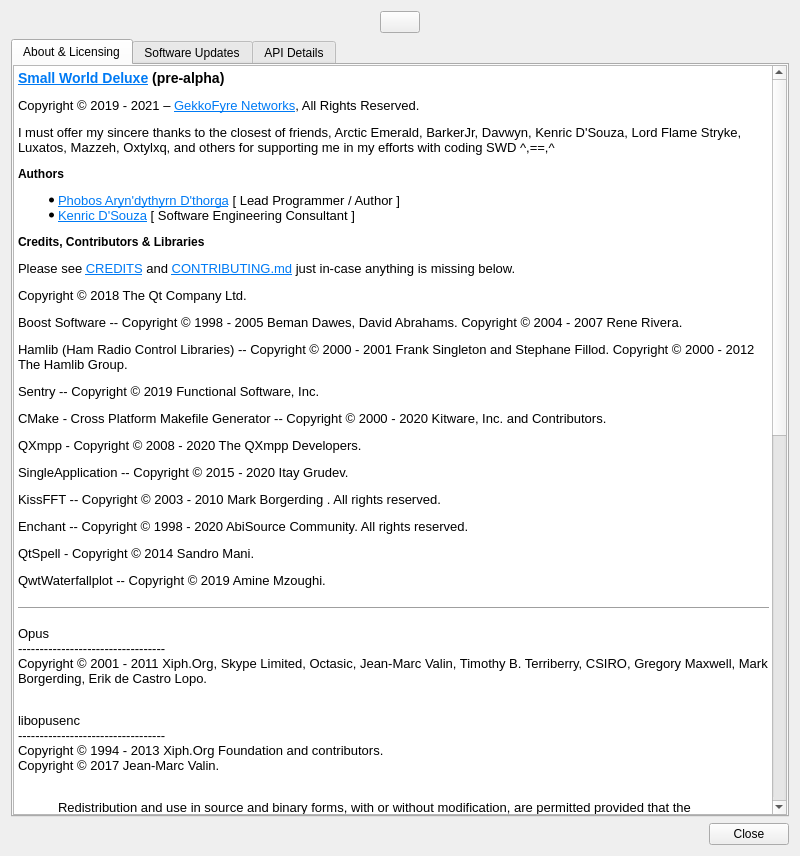
This is src/ui/aboutdialog.ui in GekkoFyre/small-world-deluxe as Qt 5 draws it before an edit. The edited form follows.
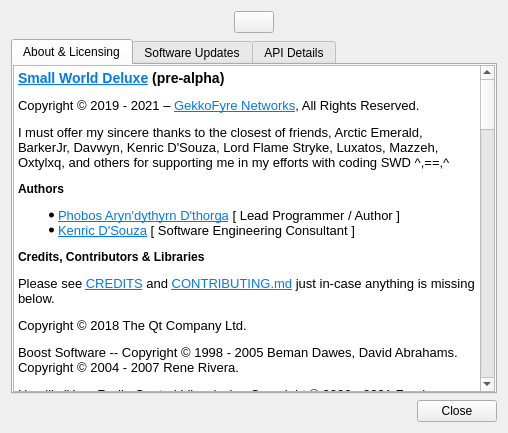
This is the edited form.

Commit message: * Something weird is going on with my Linux installation. GUI's appear normally and as they should under Microsoft Windows, but are all incorrect when switching to Linux. I guess this is something I have to keep in mind when editing a GUI form under Linux, or just strictly keep this activity for something under Microsoft Windows.

What changed in the file:
```diff
--- a/src/ui/aboutdialog.ui
+++ b/src/ui/aboutdialog.ui
@@ -6,8 +6,8 @@
    <rect>
     <x>0</x>
     <y>0</y>
-    <width>800</width>
-    <height>856</height>
+    <width>508</width>
+    <height>433</height>
    </rect>
   </property>
   <property name="sizePolicy">
@@ -165,57 +165,57 @@
                 <string>&lt;!DOCTYPE HTML PUBLIC &quot;-//W3C//DTD HTML 4.0//EN&quot; &quot;http://www.w3.org/TR/REC-html40/strict.dtd&quot;&gt;
 &lt;html&gt;&lt;head&gt;&lt;meta name=&quot;qrichtext&quot; content=&quot;1&quot; /&gt;&lt;title&gt;About&lt;/title&gt;&lt;style type=&quot;text/css&quot;&gt;
 p, li { white-space: pre-wrap; }
-&lt;/style&gt;&lt;/head&gt;&lt;body style=&quot; font-family:'Noto Sans'; font-size:10pt; font-weight:400; font-style:normal;&quot;&gt;
-&lt;h3 style=&quot; margin-top:14px; margin-bottom:12px; margin-left:0px; margin-right:0px; -qt-block-indent:0; text-indent:0px;&quot;&gt;&lt;a name=&quot;small-world-deluxe-pre-alpha&quot;&gt;&lt;/a&gt;&lt;a href=&quot;https://git.gekkofyre.io/amateur-radio/small-world-deluxe/&quot;&gt;&lt;span style=&quot; font-size:large; font-weight:600; text-decoration: underline; color:#007af4;&quot;&gt;S&lt;/span&gt;&lt;/a&gt;&lt;span style=&quot; font-size:large; font-weight:600; text-decoration: underline; color:#007af4;&quot;&gt;mall World Deluxe&lt;/span&gt;&lt;span style=&quot; font-size:large; font-weight:600;&quot;&gt; (pre-alpha)&lt;/span&gt;&lt;/h3&gt;
-&lt;p style=&quot; margin-top:12px; margin-bottom:12px; margin-left:0px; margin-right:0px; -qt-block-indent:0; text-indent:0px;&quot;&gt;Copyright © 2019 - 2021 – &lt;a href=&quot;https://gekkofyre.io/&quot;&gt;&lt;span style=&quot; text-decoration: underline; color:#007af4;&quot;&gt;GekkoFyre Networks&lt;/span&gt;&lt;/a&gt;, All Rights Reserved.&lt;/p&gt;
-&lt;p style=&quot; margin-top:12px; margin-bottom:12px; margin-left:0px; margin-right:0px; -qt-block-indent:0; text-indent:0px;&quot;&gt;I must offer my sincere thanks to the closest of friends, Arctic Emerald, BarkerJr, Davwyn, Kenric D'Souza, Lord Flame Stryke, Luxatos, Mazzeh, Oxtylxq, and others for supporting me in my efforts with coding SWD ^,==,^&lt;/p&gt;
-&lt;h4 style=&quot; margin-top:12px; margin-bottom:12px; margin-left:0px; margin-right:0px; -qt-block-indent:0; text-indent:0px;&quot;&gt;&lt;a name=&quot;authors&quot;&gt;&lt;/a&gt;&lt;span style=&quot; font-size:medium; font-weight:600;&quot;&gt;A&lt;/span&gt;&lt;span style=&quot; font-size:medium; font-weight:600;&quot;&gt;uthors&lt;/span&gt;&lt;/h4&gt;
-&lt;ul style=&quot;margin-top: 0px; margin-bottom: 0px; margin-left: 0px; margin-right: 0px; -qt-list-indent: 1;&quot;&gt;&lt;li style=&quot;&quot; style=&quot; margin-top:12px; margin-bottom:0px; margin-left:0px; margin-right:0px; -qt-block-indent:0; text-indent:0px;&quot;&gt;&lt;a href=&quot;https://code.gekkofyre.io/phobos-dthorga&quot;&gt;&lt;span style=&quot; text-decoration: underline; color:#007af4;&quot;&gt;Phobos Aryn'dythyrn D'thorga&lt;/span&gt;&lt;/a&gt; [ Lead Programmer / Author ]&lt;/li&gt;
-&lt;li style=&quot;&quot; style=&quot; margin-top:0px; margin-bottom:12px; margin-left:0px; margin-right:0px; -qt-block-indent:0; text-indent:0px;&quot;&gt;&lt;a href=&quot;https://code.gekkofyre.io/azurebyte&quot;&gt;&lt;span style=&quot; text-decoration: underline; color:#007af4;&quot;&gt;Kenric D'Souza&lt;/span&gt;&lt;/a&gt; [ Software Engineering Consultant ] &lt;/li&gt;&lt;/ul&gt;
-&lt;h4 style=&quot; margin-top:12px; margin-bottom:12px; margin-left:0px; margin-right:0px; -qt-block-indent:0; text-indent:0px;&quot;&gt;&lt;a name=&quot;credits-contributors--libraries&quot;&gt;&lt;/a&gt;&lt;span style=&quot; font-size:medium; font-weight:600;&quot;&gt;C&lt;/span&gt;&lt;span style=&quot; font-size:medium; font-weight:600;&quot;&gt;redits, Contributors &amp;amp; Libraries&lt;/span&gt;&lt;/h4&gt;
-&lt;p style=&quot; margin-top:12px; margin-bottom:12px; margin-left:0px; margin-right:0px; -qt-block-indent:0; text-indent:0px;&quot;&gt;Please see &lt;a href=&quot;https://code.gekkofyre.io/amateur-radio/small-world-deluxe/-/blob/develop/CREDITS&quot;&gt;&lt;span style=&quot; text-decoration: underline; color:#007af4;&quot;&gt;CREDITS&lt;/span&gt;&lt;/a&gt; and &lt;a href=&quot;https://code.gekkofyre.io/amateur-radio/small-world-deluxe/-/blob/develop/CONTRIBUTING.md&quot;&gt;&lt;span style=&quot; text-decoration: underline; color:#007af4;&quot;&gt;CONTRIBUTING.md&lt;/span&gt;&lt;/a&gt; just in-case anything is missing below.&lt;/p&gt;
-&lt;p style=&quot; margin-top:12px; margin-bottom:12px; margin-left:0px; margin-right:0px; -qt-block-indent:0; text-indent:0px;&quot;&gt;&lt;span style=&quot; font-family:'Hack';&quot;&gt;Copyright © 2018 The Qt Company Ltd.&lt;/span&gt;&lt;/p&gt;
-&lt;p style=&quot; margin-top:12px; margin-bottom:12px; margin-left:0px; margin-right:0px; -qt-block-indent:0; text-indent:0px;&quot;&gt;&lt;span style=&quot; font-family:'Hack';&quot;&gt;Boost Software -- Copyright © 1998 - 2005 Beman Dawes, David Abrahams. Copyright © 2004 - 2007 Rene Rivera.&lt;/span&gt;&lt;/p&gt;
-&lt;p style=&quot; margin-top:12px; margin-bottom:12px; margin-left:0px; margin-right:0px; -qt-block-indent:0; text-indent:0px;&quot;&gt;&lt;span style=&quot; font-family:'Hack';&quot;&gt;Hamlib (Ham Radio Control Libraries) -- Copyright © 2000 - 2001 Frank Singleton and Stephane Fillod. Copyright © 2000 - 2012 The Hamlib Group.&lt;/span&gt;&lt;/p&gt;
-&lt;p style=&quot; margin-top:12px; margin-bottom:12px; margin-left:0px; margin-right:0px; -qt-block-indent:0; text-indent:0px;&quot;&gt;&lt;span style=&quot; font-family:'Hack';&quot;&gt;Sentry -- Copyright © 2019 Functional Software, Inc.&lt;/span&gt;&lt;/p&gt;
-&lt;p style=&quot; margin-top:12px; margin-bottom:12px; margin-left:0px; margin-right:0px; -qt-block-indent:0; text-indent:0px;&quot;&gt;&lt;span style=&quot; font-family:'Hack';&quot;&gt;CMake - Cross Platform Makefile Generator -- Copyright © 2000 - 2020 Kitware, Inc. and Contributors.&lt;/span&gt;&lt;/p&gt;
-&lt;p style=&quot; margin-top:12px; margin-bottom:12px; margin-left:0px; margin-right:0px; -qt-block-indent:0; text-indent:0px;&quot;&gt;&lt;span style=&quot; font-family:'Hack';&quot;&gt;QXmpp - Copyright © 2008 - 2020 The QXmpp Developers.&lt;/span&gt;&lt;/p&gt;
-&lt;p style=&quot; margin-top:12px; margin-bottom:12px; margin-left:0px; margin-right:0px; -qt-block-indent:0; text-indent:0px;&quot;&gt;&lt;span style=&quot; font-family:'Hack';&quot;&gt;SingleApplication -- Copyright © 2015 - 2020 Itay Grudev.&lt;/span&gt;&lt;/p&gt;
-&lt;p style=&quot; margin-top:12px; margin-bottom:12px; margin-left:0px; margin-right:0px; -qt-block-indent:0; text-indent:0px;&quot;&gt;&lt;span style=&quot; font-family:'Hack';&quot;&gt;KissFFT -- Copyright © 2003 - 2010 Mark Borgerding . All rights reserved.&lt;/span&gt;&lt;/p&gt;
-&lt;p style=&quot; margin-top:12px; margin-bottom:12px; margin-left:0px; margin-right:0px; -qt-block-indent:0; text-indent:0px;&quot;&gt;&lt;span style=&quot; font-family:'Hack';&quot;&gt;Enchant -- Copyright © 1998 - 2020 AbiSource Community. All rights reserved.&lt;/span&gt;&lt;/p&gt;
-&lt;p style=&quot; margin-top:12px; margin-bottom:12px; margin-left:0px; margin-right:0px; -qt-block-indent:0; text-indent:0px;&quot;&gt;&lt;span style=&quot; font-family:'Hack';&quot;&gt;QtSpell - Copyright © 2014 Sandro Mani.&lt;/span&gt;&lt;/p&gt;
-&lt;p style=&quot; margin-top:12px; margin-bottom:12px; margin-left:0px; margin-right:0px; -qt-block-indent:0; text-indent:0px;&quot;&gt;&lt;span style=&quot; font-family:'Hack';&quot;&gt;QwtWaterfallplot -- Copyright © 2019 Amine Mzoughi.&lt;/span&gt;&lt;/p&gt;
+&lt;/style&gt;&lt;/head&gt;&lt;body style=&quot; font-family:'MS Shell Dlg 2'; font-size:7.875pt; font-weight:400; font-style:normal;&quot;&gt;
+&lt;h3 style=&quot; margin-top:14px; margin-bottom:12px; margin-left:0px; margin-right:0px; -qt-block-indent:0; text-indent:0px;&quot;&gt;&lt;a name=&quot;small-world-deluxe-pre-alpha&quot;&gt;&lt;/a&gt;&lt;a href=&quot;https://git.gekkofyre.io/amateur-radio/small-world-deluxe/&quot;&gt;&lt;span style=&quot; font-family:'Noto Sans'; font-size:10pt; font-weight:600; text-decoration: underline; color:#007af4;&quot;&gt;S&lt;/span&gt;&lt;/a&gt;&lt;span style=&quot; font-family:'Noto Sans'; font-size:10pt; font-weight:600; text-decoration: underline; color:#007af4;&quot;&gt;mall World Deluxe&lt;/span&gt;&lt;span style=&quot; font-family:'Noto Sans'; font-size:10pt; font-weight:600;&quot;&gt; (pre-alpha)&lt;/span&gt;&lt;/h3&gt;
+&lt;p style=&quot; margin-top:12px; margin-bottom:12px; margin-left:0px; margin-right:0px; -qt-block-indent:0; text-indent:0px;&quot;&gt;&lt;span style=&quot; font-family:'Noto Sans'; font-size:10pt;&quot;&gt;Copyright © 2019 - 2021 – &lt;/span&gt;&lt;a href=&quot;https://gekkofyre.io/&quot;&gt;&lt;span style=&quot; font-family:'Noto Sans'; font-size:10pt; text-decoration: underline; color:#007af4;&quot;&gt;GekkoFyre Networks&lt;/span&gt;&lt;/a&gt;&lt;span style=&quot; font-family:'Noto Sans'; font-size:10pt;&quot;&gt;, All Rights Reserved.&lt;/span&gt;&lt;/p&gt;
+&lt;p style=&quot; margin-top:12px; margin-bottom:12px; margin-left:0px; margin-right:0px; -qt-block-indent:0; text-indent:0px;&quot;&gt;&lt;span style=&quot; font-family:'Noto Sans'; font-size:10pt;&quot;&gt;I must offer my sincere thanks to the closest of friends, Arctic Emerald, BarkerJr, Davwyn, Kenric D'Souza, Lord Flame Stryke, Luxatos, Mazzeh, Oxtylxq, and others for supporting me in my efforts with coding SWD ^,==,^&lt;/span&gt;&lt;/p&gt;
+&lt;h4 style=&quot; margin-top:12px; margin-bottom:12px; margin-left:0px; margin-right:0px; -qt-block-indent:0; text-indent:0px;&quot;&gt;&lt;a name=&quot;authors&quot;&gt;&lt;/a&gt;&lt;span style=&quot; font-family:'Noto Sans'; font-size:10pt; font-weight:600;&quot;&gt;A&lt;/span&gt;&lt;span style=&quot; font-family:'Noto Sans'; font-size:10pt; font-weight:600;&quot;&gt;uthors&lt;/span&gt;&lt;/h4&gt;
+&lt;ul style=&quot;margin-top: 0px; margin-bottom: 0px; margin-left: 0px; margin-right: 0px; -qt-list-indent: 1;&quot;&gt;&lt;li style=&quot; font-family:'Noto Sans'; font-size:10pt;&quot; style=&quot; margin-top:12px; margin-bottom:0px; margin-left:0px; margin-right:0px; -qt-block-indent:0; text-indent:0px;&quot;&gt;&lt;a href=&quot;https://code.gekkofyre.io/phobos-dthorga&quot;&gt;&lt;span style=&quot; text-decoration: underline; color:#007af4;&quot;&gt;Phobos Aryn'dythyrn D'thorga&lt;/span&gt;&lt;/a&gt; [ Lead Programmer / Author ]&lt;/li&gt;
+&lt;li style=&quot; font-family:'Noto Sans'; font-size:10pt;&quot; style=&quot; margin-top:0px; margin-bottom:12px; margin-left:0px; margin-right:0px; -qt-block-indent:0; text-indent:0px;&quot;&gt;&lt;a href=&quot;https://code.gekkofyre.io/azurebyte&quot;&gt;&lt;span style=&quot; text-decoration: underline; color:#007af4;&quot;&gt;Kenric D'Souza&lt;/span&gt;&lt;/a&gt; [ Software Engineering Consultant ] &lt;/li&gt;&lt;/ul&gt;
+&lt;h4 style=&quot; margin-top:12px; margin-bottom:12px; margin-left:0px; margin-right:0px; -qt-block-indent:0; text-indent:0px;&quot;&gt;&lt;a name=&quot;credits-contributors--libraries&quot;&gt;&lt;/a&gt;&lt;span style=&quot; font-family:'Noto Sans'; font-size:10pt; font-weight:600;&quot;&gt;C&lt;/span&gt;&lt;span style=&quot; font-family:'Noto Sans'; font-size:10pt; font-weight:600;&quot;&gt;redits, Contributors &amp;amp; Libraries&lt;/span&gt;&lt;/h4&gt;
+&lt;p style=&quot; margin-top:12px; margin-bottom:12px; margin-left:0px; margin-right:0px; -qt-block-indent:0; text-indent:0px;&quot;&gt;&lt;span style=&quot; font-family:'Noto Sans'; font-size:10pt;&quot;&gt;Please see &lt;/span&gt;&lt;a href=&quot;https://code.gekkofyre.io/amateur-radio/small-world-deluxe/-/blob/develop/CREDITS&quot;&gt;&lt;span style=&quot; font-family:'Noto Sans'; font-size:10pt; text-decoration: underline; color:#007af4;&quot;&gt;CREDITS&lt;/span&gt;&lt;/a&gt;&lt;span style=&quot; font-family:'Noto Sans'; font-size:10pt;&quot;&gt; and &lt;/span&gt;&lt;a href=&quot;https://code.gekkofyre.io/amateur-radio/small-world-deluxe/-/blob/develop/CONTRIBUTING.md&quot;&gt;&lt;span style=&quot; font-family:'Noto Sans'; font-size:10pt; text-decoration: underline; color:#007af4;&quot;&gt;CONTRIBUTING.md&lt;/span&gt;&lt;/a&gt;&lt;span style=&quot; font-family:'Noto Sans'; font-size:10pt;&quot;&gt; just in-case anything is missing below.&lt;/span&gt;&lt;/p&gt;
+&lt;p style=&quot; margin-top:12px; margin-bottom:12px; margin-left:0px; margin-right:0px; -qt-block-indent:0; text-indent:0px;&quot;&gt;&lt;span style=&quot; font-family:'Hack'; font-size:10pt;&quot;&gt;Copyright © 2018 The Qt Company Ltd.&lt;/span&gt;&lt;/p&gt;
+&lt;p style=&quot; margin-top:12px; margin-bottom:12px; margin-left:0px; margin-right:0px; -qt-block-indent:0; text-indent:0px;&quot;&gt;&lt;span style=&quot; font-family:'Hack'; font-size:10pt;&quot;&gt;Boost Software -- Copyright © 1998 - 2005 Beman Dawes, David Abrahams. Copyright © 2004 - 2007 Rene Rivera.&lt;/span&gt;&lt;/p&gt;
+&lt;p style=&quot; margin-top:12px; margin-bottom:12px; margin-left:0px; margin-right:0px; -qt-block-indent:0; text-indent:0px;&quot;&gt;&lt;span style=&quot; font-family:'Hack'; font-size:10pt;&quot;&gt;Hamlib (Ham Radio Control Libraries) -- Copyright © 2000 - 2001 Frank Singleton and Stephane Fillod. Copyright © 2000 - 2012 The Hamlib Group.&lt;/span&gt;&lt;/p&gt;
+&lt;p style=&quot; margin-top:12px; margin-bottom:12px; margin-left:0px; margin-right:0px; -qt-block-indent:0; text-indent:0px;&quot;&gt;&lt;span style=&quot; font-family:'Hack'; font-size:10pt;&quot;&gt;Sentry -- Copyright © 2019 Functional Software, Inc.&lt;/span&gt;&lt;/p&gt;
+&lt;p style=&quot; margin-top:12px; margin-bottom:12px; margin-left:0px; margin-right:0px; -qt-block-indent:0; text-indent:0px;&quot;&gt;&lt;span style=&quot; font-family:'Hack'; font-size:10pt;&quot;&gt;CMake - Cross Platform Makefile Generator -- Copyright © 2000 - 2020 Kitware, Inc. and Contributors.&lt;/span&gt;&lt;/p&gt;
+&lt;p style=&quot; margin-top:12px; margin-bottom:12px; margin-left:0px; margin-right:0px; -qt-block-indent:0; text-indent:0px;&quot;&gt;&lt;span style=&quot; font-family:'Hack'; font-size:10pt;&quot;&gt;QXmpp - Copyright © 2008 - 2020 The QXmpp Developers.&lt;/span&gt;&lt;/p&gt;
+&lt;p style=&quot; margin-top:12px; margin-bottom:12px; margin-left:0px; margin-right:0px; -qt-block-indent:0; text-indent:0px;&quot;&gt;&lt;span style=&quot; font-family:'Hack'; font-size:10pt;&quot;&gt;SingleApplication -- Copyright © 2015 - 2020 Itay Grudev.&lt;/span&gt;&lt;/p&gt;
+&lt;p style=&quot; margin-top:12px; margin-bottom:12px; margin-left:0px; margin-right:0px; -qt-block-indent:0; text-indent:0px;&quot;&gt;&lt;span style=&quot; font-family:'Hack'; font-size:10pt;&quot;&gt;KissFFT -- Copyright © 2003 - 2010 Mark Borgerding . All rights reserved.&lt;/span&gt;&lt;/p&gt;
+&lt;p style=&quot; margin-top:12px; margin-bottom:12px; margin-left:0px; margin-right:0px; -qt-block-indent:0; text-indent:0px;&quot;&gt;&lt;span style=&quot; font-family:'Hack'; font-size:10pt;&quot;&gt;Enchant -- Copyright © 1998 - 2020 AbiSource Community. All rights reserved.&lt;/span&gt;&lt;/p&gt;
+&lt;p style=&quot; margin-top:12px; margin-bottom:12px; margin-left:0px; margin-right:0px; -qt-block-indent:0; text-indent:0px;&quot;&gt;&lt;span style=&quot; font-family:'Hack'; font-size:10pt;&quot;&gt;QtSpell - Copyright © 2014 Sandro Mani.&lt;/span&gt;&lt;/p&gt;
+&lt;p style=&quot; margin-top:12px; margin-bottom:12px; margin-left:0px; margin-right:0px; -qt-block-indent:0; text-indent:0px;&quot;&gt;&lt;span style=&quot; font-family:'Hack'; font-size:10pt;&quot;&gt;QwtWaterfallplot -- Copyright © 2019 Amine Mzoughi.&lt;/span&gt;&lt;/p&gt;
 &lt;hr /&gt;
-&lt;p style=&quot; margin-top:12px; margin-bottom:0px; margin-left:0px; margin-right:0px; -qt-block-indent:0; text-indent:0px;&quot;&gt;&lt;span style=&quot; font-family:'Hack';&quot;&gt;Opus&lt;/span&gt;&lt;/p&gt;
-&lt;p style=&quot; margin-top:0px; margin-bottom:0px; margin-left:0px; margin-right:0px; -qt-block-indent:0; text-indent:0px;&quot;&gt;&lt;span style=&quot; font-family:'Hack';&quot;&gt;----------------------------------&lt;/span&gt;&lt;/p&gt;
-&lt;p style=&quot; margin-top:0px; margin-bottom:0px; margin-left:0px; margin-right:0px; -qt-block-indent:0; text-indent:0px;&quot;&gt;&lt;span style=&quot; font-family:'Hack';&quot;&gt;Copyright © 2001 - 2011 Xiph.Org, Skype Limited, Octasic, Jean-Marc Valin, Timothy B. Terriberry, CSIRO, Gregory Maxwell, Mark Borgerding, Erik de Castro Lopo.&lt;/span&gt;&lt;/p&gt;
-&lt;p style=&quot;-qt-paragraph-type:empty; margin-top:0px; margin-bottom:12px; margin-left:0px; margin-right:0px; -qt-block-indent:0; text-indent:0px; font-family:'Hack';&quot;&gt;&lt;br /&gt;&lt;/p&gt;
-&lt;p style=&quot; margin-top:12px; margin-bottom:0px; margin-left:0px; margin-right:0px; -qt-block-indent:0; text-indent:0px;&quot;&gt;&lt;span style=&quot; font-family:'Hack';&quot;&gt;libopusenc&lt;/span&gt;&lt;/p&gt;
-&lt;p style=&quot; margin-top:0px; margin-bottom:0px; margin-left:0px; margin-right:0px; -qt-block-indent:0; text-indent:0px;&quot;&gt;&lt;span style=&quot; font-family:'Hack';&quot;&gt;----------------------------------&lt;/span&gt;&lt;/p&gt;
-&lt;p style=&quot; margin-top:0px; margin-bottom:0px; margin-left:0px; margin-right:0px; -qt-block-indent:0; text-indent:0px;&quot;&gt;&lt;span style=&quot; font-family:'Hack';&quot;&gt;Copyright © 1994 - 2013 Xiph.Org Foundation and contributors.&lt;/span&gt;&lt;/p&gt;
-&lt;p style=&quot; margin-top:0px; margin-bottom:0px; margin-left:0px; margin-right:0px; -qt-block-indent:0; text-indent:0px;&quot;&gt;&lt;span style=&quot; font-family:'Hack';&quot;&gt;Copyright © 2017 Jean-Marc Valin.&lt;/span&gt;&lt;/p&gt;
-&lt;p style=&quot;-qt-paragraph-type:empty; margin-top:0px; margin-bottom:12px; margin-left:0px; margin-right:0px; -qt-block-indent:0; text-indent:0px; font-family:'Hack';&quot;&gt;&lt;br /&gt;&lt;/p&gt;
-&lt;p style=&quot; margin-top:12px; margin-bottom:12px; margin-left:40px; margin-right:40px; -qt-block-indent:0; text-indent:0px;&quot;&gt;Redistribution and use in source and binary forms, with or without modification, are permitted provided that the following conditions are met:&lt;/p&gt;
-&lt;ul style=&quot;margin-top: 0px; margin-bottom: 0px; margin-left: 0px; margin-right: 0px; -qt-list-indent: 1;&quot;&gt;&lt;li style=&quot;&quot; style=&quot; margin-top:12px; margin-bottom:0px; margin-left:40px; margin-right:40px; -qt-block-indent:0; text-indent:0px;&quot;&gt;Redistributions of source code must retain the above copyright notice, this list of conditions and the following disclaimer.&lt;/li&gt;
-&lt;li style=&quot;&quot; style=&quot; margin-top:0px; margin-bottom:0px; margin-left:40px; margin-right:40px; -qt-block-indent:0; text-indent:0px;&quot;&gt;Redistributions in binary form must reproduce the above copyright notice, this list of conditions and the following disclaimer in the documentation and/or other materials provided with the distribution.&lt;/li&gt;
-&lt;li style=&quot;&quot; style=&quot; margin-top:0px; margin-bottom:12px; margin-left:40px; margin-right:40px; -qt-block-indent:0; text-indent:0px;&quot;&gt;Neither the name of Internet Society, IETF or IETF Trust, nor the names of specific contributors, may be used to endorse or promote products derived from this software without specific prior written permission. &lt;/li&gt;&lt;/ul&gt;
-&lt;p style=&quot; margin-top:12px; margin-bottom:12px; margin-left:40px; margin-right:40px; -qt-block-indent:0; text-indent:0px;&quot;&gt;&lt;span style=&quot; font-family:'Hack';&quot;&gt;THIS SOFTWARE IS PROVIDED BY THE COPYRIGHT HOLDERS AND CONTRIBUTORS ``AS IS'' AND ANY EXPRESS OR IMPLIED WARRANTIES, INCLUDING, BUT NOT LIMITED TO, THE IMPLIED WARRANTIES OF MERCHANTABILITY AND FITNESS FOR A PARTICULAR PURPOSE ARE DISCLAIMED. IN NO EVENT SHALL THE COPYRIGHT OWNER OR CONTRIBUTORS BE LIABLE FOR ANY DIRECT, INDIRECT, INCIDENTAL, SPECIAL, EXEMPLARY, OR CONSEQUENTIAL DAMAGES (INCLUDING, BUT NOT LIMITED TO, PROCUREMENT OF SUBSTITUTE GOODS OR SERVICES; LOSS OF USE, DATA, OR PROFITS; OR BUSINESS INTERRUPTION) HOWEVER CAUSED AND ON ANY THEORY OF LIABILITY, WHETHER IN CONTRACT, STRICT LIABILITY, OR TORT (INCLUDING NEGLIGENCE OR OTHERWISE) ARISING IN ANY WAY OUT OF THE USE OF THIS SOFTWARE, EVEN IF ADVISED OF THE POSSIBILITY OF SUCH DAMAGE.&lt;/span&gt;&lt;/p&gt;
-&lt;p style=&quot; margin-top:12px; margin-bottom:12px; margin-left:40px; margin-right:40px; -qt-block-indent:0; text-indent:0px;&quot;&gt;Opus is subject to the royalty-free patent licenses which are specified at:&lt;/p&gt;
-&lt;p style=&quot; margin-top:12px; margin-bottom:12px; margin-left:40px; margin-right:40px; -qt-block-indent:0; text-indent:0px;&quot;&gt;Xiph.Org Foundation: &lt;a href=&quot;https://datatracker.ietf.org/ipr/1524/&quot;&gt;&lt;span style=&quot; text-decoration: underline; color:#007af4;&quot;&gt;https://datatracker.ietf.org/ipr/1524/&lt;/span&gt;&lt;/a&gt;&lt;/p&gt;
-&lt;p style=&quot; margin-top:12px; margin-bottom:12px; margin-left:40px; margin-right:40px; -qt-block-indent:0; text-indent:0px;&quot;&gt;Microsoft Corporation: &lt;a href=&quot;https://datatracker.ietf.org/ipr/1914/&quot;&gt;&lt;span style=&quot; text-decoration: underline; color:#007af4;&quot;&gt;https://datatracker.ietf.org/ipr/1914/&lt;/span&gt;&lt;/a&gt;&lt;/p&gt;
-&lt;p style=&quot; margin-top:12px; margin-bottom:12px; margin-left:40px; margin-right:40px; -qt-block-indent:0; text-indent:0px;&quot;&gt;Broadcom Corporation: &lt;a href=&quot;https://datatracker.ietf.org/ipr/1526/&quot;&gt;&lt;span style=&quot; text-decoration: underline; color:#007af4;&quot;&gt;https://datatracker.ietf.org/ipr/1526/&lt;/span&gt;&lt;/a&gt;&lt;/p&gt;
+&lt;p style=&quot; margin-top:12px; margin-bottom:0px; margin-left:0px; margin-right:0px; -qt-block-indent:0; text-indent:0px;&quot;&gt;&lt;span style=&quot; font-family:'Hack'; font-size:10pt;&quot;&gt;Opus&lt;/span&gt;&lt;/p&gt;
+&lt;p style=&quot; margin-top:0px; margin-bottom:0px; margin-left:0px; margin-right:0px; -qt-block-indent:0; text-indent:0px;&quot;&gt;&lt;span style=&quot; font-family:'Hack'; font-size:10pt;&quot;&gt;----------------------------------&lt;/span&gt;&lt;/p&gt;
+&lt;p style=&quot; margin-top:0px; margin-bottom:0px; margin-left:0px; margin-right:0px; -qt-block-indent:0; text-indent:0px;&quot;&gt;&lt;span style=&quot; font-family:'Hack'; font-size:10pt;&quot;&gt;Copyright © 2001 - 2011 Xiph.Org, Skype Limited, Octasic, Jean-Marc Valin, Timothy B. Terriberry, CSIRO, Gregory Maxwell, Mark Borgerding, Erik de Castro Lopo.&lt;/span&gt;&lt;/p&gt;
+&lt;p style=&quot;-qt-paragraph-type:empty; margin-top:0px; margin-bottom:12px; margin-left:0px; margin-right:0px; -qt-block-indent:0; text-indent:0px; font-family:'Hack'; font-size:10pt;&quot;&gt;&lt;br /&gt;&lt;/p&gt;
+&lt;p style=&quot; margin-top:12px; margin-bottom:0px; margin-left:0px; margin-right:0px; -qt-block-indent:0; text-indent:0px;&quot;&gt;&lt;span style=&quot; font-family:'Hack'; font-size:10pt;&quot;&gt;libopusenc&lt;/span&gt;&lt;/p&gt;
+&lt;p style=&quot; margin-top:0px; margin-bottom:0px; margin-left:0px; margin-right:0px; -qt-block-indent:0; text-indent:0px;&quot;&gt;&lt;span style=&quot; font-family:'Hack'; font-size:10pt;&quot;&gt;----------------------------------&lt;/span&gt;&lt;/p&gt;
+&lt;p style=&quot; margin-top:0px; margin-bottom:0px; margin-left:0px; margin-right:0px; -qt-block-indent:0; text-indent:0px;&quot;&gt;&lt;span style=&quot; font-family:'Hack'; font-size:10pt;&quot;&gt;Copyright © 1994 - 2013 Xiph.Org Foundation and contributors.&lt;/span&gt;&lt;/p&gt;
+&lt;p style=&quot; margin-top:0px; margin-bottom:0px; margin-left:0px; margin-right:0px; -qt-block-indent:0; text-indent:0px;&quot;&gt;&lt;span style=&quot; font-family:'Hack'; font-size:10pt;&quot;&gt;Copyright © 2017 Jean-Marc Valin.&lt;/span&gt;&lt;/p&gt;
+&lt;p style=&quot;-qt-paragraph-type:empty; margin-top:0px; margin-bottom:12px; margin-left:0px; margin-right:0px; -qt-block-indent:0; text-indent:0px; font-family:'Hack'; font-size:10pt;&quot;&gt;&lt;br /&gt;&lt;/p&gt;
+&lt;p style=&quot; margin-top:12px; margin-bottom:12px; margin-left:40px; margin-right:40px; -qt-block-indent:0; text-indent:0px;&quot;&gt;&lt;span style=&quot; font-family:'Noto Sans'; font-size:10pt;&quot;&gt;Redistribution and use in source and binary forms, with or without modification, are permitted provided that the following conditions are met:&lt;/span&gt;&lt;/p&gt;
+&lt;ul style=&quot;margin-top: 0px; margin-bottom: 0px; margin-left: 0px; margin-right: 0px; -qt-list-indent: 1;&quot;&gt;&lt;li style=&quot; font-family:'Noto Sans'; font-size:10pt;&quot; style=&quot; margin-top:12px; margin-bottom:0px; margin-left:40px; margin-right:40px; -qt-block-indent:0; text-indent:0px;&quot;&gt;Redistributions of source code must retain the above copyright notice, this list of conditions and the following disclaimer.&lt;/li&gt;
+&lt;li style=&quot; font-family:'Noto Sans'; font-size:10pt;&quot; style=&quot; margin-top:0px; margin-bottom:0px; margin-left:40px; margin-right:40px; -qt-block-indent:0; text-indent:0px;&quot;&gt;Redistributions in binary form must reproduce the above copyright notice, this list of conditions and the following disclaimer in the documentation and/or other materials provided with the distribution.&lt;/li&gt;
+&lt;li style=&quot; font-family:'Noto Sans'; font-size:10pt;&quot; style=&quot; margin-top:0px; margin-bottom:12px; margin-left:40px; margin-right:40px; -qt-block-indent:0; text-indent:0px;&quot;&gt;Neither the name of Internet Society, IETF or IETF Trust, nor the names of specific contributors, may be used to endorse or promote products derived from this software without specific prior written permission. &lt;/li&gt;&lt;/ul&gt;
+&lt;p style=&quot; margin-top:12px; margin-bottom:12px; margin-left:40px; margin-right:40px; -qt-block-indent:0; text-indent:0px;&quot;&gt;&lt;span style=&quot; font-family:'Hack'; font-size:10pt;&quot;&gt;THIS SOFTWARE IS PROVIDED BY THE COPYRIGHT HOLDERS AND CONTRIBUTORS ``AS IS'' AND ANY EXPRESS OR IMPLIED WARRANTIES, INCLUDING, BUT NOT LIMITED TO, THE IMPLIED WARRANTIES OF MERCHANTABILITY AND FITNESS FOR A PARTICULAR PURPOSE ARE DISCLAIMED. IN NO EVENT SHALL THE COPYRIGHT OWNER OR CONTRIBUTORS BE LIABLE FOR ANY DIRECT, INDIRECT, INCIDENTAL, SPECIAL, EXEMPLARY, OR CONSEQUENTIAL DAMAGES (INCLUDING, BUT NOT LIMITED TO, PROCUREMENT OF SUBSTITUTE GOODS OR SERVICES; LOSS OF USE, DATA, OR PROFITS; OR BUSINESS INTERRUPTION) HOWEVER CAUSED AND ON ANY THEORY OF LIABILITY, WHETHER IN CONTRACT, STRICT LIABILITY, OR TORT (INCLUDING NEGLIGENCE OR OTHERWISE) ARISING IN ANY WAY OUT OF THE USE OF THIS SOFTWARE, EVEN IF ADVISED OF THE POSSIBILITY OF SUCH DAMAGE.&lt;/span&gt;&lt;/p&gt;
+&lt;p style=&quot; margin-top:12px; margin-bottom:12px; margin-left:40px; margin-right:40px; -qt-block-indent:0; text-indent:0px;&quot;&gt;&lt;span style=&quot; font-family:'Noto Sans'; font-size:10pt;&quot;&gt;Opus is subject to the royalty-free patent licenses which are specified at:&lt;/span&gt;&lt;/p&gt;
+&lt;p style=&quot; margin-top:12px; margin-bottom:12px; margin-left:40px; margin-right:40px; -qt-block-indent:0; text-indent:0px;&quot;&gt;&lt;span style=&quot; font-family:'Noto Sans'; font-size:10pt;&quot;&gt;Xiph.Org Foundation: &lt;/span&gt;&lt;a href=&quot;https://datatracker.ietf.org/ipr/1524/&quot;&gt;&lt;span style=&quot; font-family:'Noto Sans'; font-size:10pt; text-decoration: underline; color:#007af4;&quot;&gt;https://datatracker.ietf.org/ipr/1524/&lt;/span&gt;&lt;/a&gt;&lt;/p&gt;
+&lt;p style=&quot; margin-top:12px; margin-bottom:12px; margin-left:40px; margin-right:40px; -qt-block-indent:0; text-indent:0px;&quot;&gt;&lt;span style=&quot; font-family:'Noto Sans'; font-size:10pt;&quot;&gt;Microsoft Corporation: &lt;/span&gt;&lt;a href=&quot;https://datatracker.ietf.org/ipr/1914/&quot;&gt;&lt;span style=&quot; font-family:'Noto Sans'; font-size:10pt; text-decoration: underline; color:#007af4;&quot;&gt;https://datatracker.ietf.org/ipr/1914/&lt;/span&gt;&lt;/a&gt;&lt;/p&gt;
+&lt;p style=&quot; margin-top:12px; margin-bottom:12px; margin-left:40px; margin-right:40px; -qt-block-indent:0; text-indent:0px;&quot;&gt;&lt;span style=&quot; font-family:'Noto Sans'; font-size:10pt;&quot;&gt;Broadcom Corporation: &lt;/span&gt;&lt;a href=&quot;https://datatracker.ietf.org/ipr/1526/&quot;&gt;&lt;span style=&quot; font-family:'Noto Sans'; font-size:10pt; text-decoration: underline; color:#007af4;&quot;&gt;https://datatracker.ietf.org/ipr/1526/&lt;/span&gt;&lt;/a&gt;&lt;/p&gt;
 &lt;hr /&gt;
-&lt;p style=&quot; margin-top:12px; margin-bottom:0px; margin-left:0px; margin-right:0px; -qt-block-indent:0; text-indent:0px;&quot;&gt;&lt;span style=&quot; font-family:'Hack';&quot;&gt;libcurl&lt;/span&gt;&lt;/p&gt;
-&lt;p style=&quot; margin-top:0px; margin-bottom:0px; margin-left:0px; margin-right:0px; -qt-block-indent:0; text-indent:0px;&quot;&gt;&lt;span style=&quot; font-family:'Hack';&quot;&gt;----------------------------------&lt;/span&gt;&lt;/p&gt;
-&lt;p style=&quot; margin-top:0px; margin-bottom:0px; margin-left:0px; margin-right:0px; -qt-block-indent:0; text-indent:0px;&quot;&gt;&lt;span style=&quot; font-family:'Hack';&quot;&gt;Copyright © 1996 - 2021 Daniel Stenberg et al. All rights reserved.&lt;/span&gt;&lt;/p&gt;
-&lt;p style=&quot;-qt-paragraph-type:empty; margin-top:0px; margin-bottom:12px; margin-left:0px; margin-right:0px; -qt-block-indent:0; text-indent:0px; font-family:'Hack';&quot;&gt;&lt;br /&gt;&lt;/p&gt;
-&lt;p style=&quot; margin-top:12px; margin-bottom:12px; margin-left:40px; margin-right:40px; -qt-block-indent:0; text-indent:0px;&quot;&gt;Permission to use, copy, modify, and distribute this software for any purpose with or without fee is hereby granted, provided that the above copyright notice and this permission notice appear in all copies.&lt;/p&gt;
-&lt;p style=&quot; margin-top:12px; margin-bottom:12px; margin-left:40px; margin-right:40px; -qt-block-indent:0; text-indent:0px;&quot;&gt;THE SOFTWARE IS PROVIDED &amp;quot;AS IS&amp;quot;, WITHOUT WARRANTY OF ANY KIND, EXPRESS OR IMPLIED, INCLUDING BUT NOT LIMITED TO THE WARRANTIES OF MERCHANTABILITY, FITNESS FOR A PARTICULAR PURPOSE AND NONINFRINGEMENT OF THIRD PARTY RIGHTS. IN NO EVENT SHALL THE AUTHORS OR COPYRIGHT HOLDERS BE LIABLE FOR ANY CLAIM, DAMAGES OR OTHER LIABILITY, WHETHER IN AN ACTION OF CONTRACT, TORT OR OTHERWISE, ARISING FROM, OUT OF OR IN CONNECTION WITH THE SOFTWARE OR THE USE OR OTHER DEALINGS IN THE SOFTWARE.&lt;/p&gt;
-&lt;p style=&quot; margin-top:12px; margin-bottom:12px; margin-left:40px; margin-right:40px; -qt-block-indent:0; text-indent:0px;&quot;&gt;Except as contained in this notice, the name of a copyright holder shall not be used in advertising or otherwise to promote the sale, use or other dealings in this Software without prior written authorization of the copyright holder.&lt;/p&gt;
+&lt;p style=&quot; margin-top:12px; margin-bottom:0px; margin-left:0px; margin-right:0px; -qt-block-indent:0; text-indent:0px;&quot;&gt;&lt;span style=&quot; font-family:'Hack'; font-size:10pt;&quot;&gt;libcurl&lt;/span&gt;&lt;/p&gt;
+&lt;p style=&quot; margin-top:0px; margin-bottom:0px; margin-left:0px; margin-right:0px; -qt-block-indent:0; text-indent:0px;&quot;&gt;&lt;span style=&quot; font-family:'Hack'; font-size:10pt;&quot;&gt;----------------------------------&lt;/span&gt;&lt;/p&gt;
+&lt;p style=&quot; margin-top:0px; margin-bottom:0px; margin-left:0px; margin-right:0px; -qt-block-indent:0; text-indent:0px;&quot;&gt;&lt;span style=&quot; font-family:'Hack'; font-size:10pt;&quot;&gt;Copyright © 1996 - 2021 Daniel Stenberg et al. All rights reserved.&lt;/span&gt;&lt;/p&gt;
+&lt;p style=&quot;-qt-paragraph-type:empty; margin-top:0px; margin-bottom:12px; margin-left:0px; margin-right:0px; -qt-block-indent:0; text-indent:0px; font-family:'Hack'; font-size:10pt;&quot;&gt;&lt;br /&gt;&lt;/p&gt;
+&lt;p style=&quot; margin-top:12px; margin-bottom:12px; margin-left:40px; margin-right:40px; -qt-block-indent:0; text-indent:0px;&quot;&gt;&lt;span style=&quot; font-family:'Noto Sans'; font-size:10pt;&quot;&gt;Permission to use, copy, modify, and distribute this software for any purpose with or without fee is hereby granted, provided that the above copyright notice and this permission notice appear in all copies.&lt;/span&gt;&lt;/p&gt;
+&lt;p style=&quot; margin-top:12px; margin-bottom:12px; margin-left:40px; margin-right:40px; -qt-block-indent:0; text-indent:0px;&quot;&gt;&lt;span style=&quot; font-family:'Noto Sans'; font-size:10pt;&quot;&gt;THE SOFTWARE IS PROVIDED &amp;quot;AS IS&amp;quot;, WITHOUT WARRANTY OF ANY KIND, EXPRESS OR IMPLIED, INCLUDING BUT NOT LIMITED TO THE WARRANTIES OF MERCHANTABILITY, FITNESS FOR A PARTICULAR PURPOSE AND NONINFRINGEMENT OF THIRD PARTY RIGHTS. IN NO EVENT SHALL THE AUTHORS OR COPYRIGHT HOLDERS BE LIABLE FOR ANY CLAIM, DAMAGES OR OTHER LIABILITY, WHETHER IN AN ACTION OF CONTRACT, TORT OR OTHERWISE, ARISING FROM, OUT OF OR IN CONNECTION WITH THE SOFTWARE OR THE USE OR OTHER DEALINGS IN THE SOFTWARE.&lt;/span&gt;&lt;/p&gt;
+&lt;p style=&quot; margin-top:12px; margin-bottom:12px; margin-left:40px; margin-right:40px; -qt-block-indent:0; text-indent:0px;&quot;&gt;&lt;span style=&quot; font-family:'Noto Sans'; font-size:10pt;&quot;&gt;Except as contained in this notice, the name of a copyright holder shall not be used in advertising or otherwise to promote the sale, use or other dealings in this Software without prior written authorization of the copyright holder.&lt;/span&gt;&lt;/p&gt;
 &lt;hr /&gt;
-&lt;h4 style=&quot; margin-top:12px; margin-bottom:12px; margin-left:0px; margin-right:0px; -qt-block-indent:0; text-indent:0px;&quot;&gt;&lt;a name=&quot;licensing--legalese&quot;&gt;&lt;/a&gt;&lt;span style=&quot; font-size:medium; font-weight:600;&quot;&gt;L&lt;/span&gt;&lt;span style=&quot; font-size:medium; font-weight:600;&quot;&gt;icensing &amp;amp; Legalese&lt;/span&gt;&lt;/h4&gt;
-&lt;p style=&quot; margin-top:12px; margin-bottom:12px; margin-left:0px; margin-right:0px; -qt-block-indent:0; text-indent:0px;&quot;&gt;Please see the &lt;a href=&quot;https://code.gekkofyre.io/amateur-radio/small-world-deluxe/-/blob/develop/LICENSE&quot;&gt;&lt;span style=&quot; text-decoration: underline; color:#007af4;&quot;&gt;LICENSE&lt;/span&gt;&lt;/a&gt; file within our GitLab repository for all licensing and legal matters.&lt;/p&gt;
-&lt;p style=&quot; margin-top:12px; margin-bottom:12px; margin-left:0px; margin-right:0px; -qt-block-indent:0; text-indent:0px;&quot;&gt; &lt;/p&gt;&lt;/body&gt;&lt;/html&gt;</string>
+&lt;h4 style=&quot; margin-top:12px; margin-bottom:12px; margin-left:0px; margin-right:0px; -qt-block-indent:0; text-indent:0px;&quot;&gt;&lt;a name=&quot;licensing--legalese&quot;&gt;&lt;/a&gt;&lt;span style=&quot; font-family:'Noto Sans'; font-size:10pt; font-weight:600;&quot;&gt;L&lt;/span&gt;&lt;span style=&quot; font-family:'Noto Sans'; font-size:10pt; font-weight:600;&quot;&gt;icensing &amp;amp; Legalese&lt;/span&gt;&lt;/h4&gt;
+&lt;p style=&quot; margin-top:12px; margin-bottom:12px; margin-left:0px; margin-right:0px; -qt-block-indent:0; text-indent:0px;&quot;&gt;&lt;span style=&quot; font-family:'Noto Sans'; font-size:10pt;&quot;&gt;Please see the &lt;/span&gt;&lt;a href=&quot;https://code.gekkofyre.io/amateur-radio/small-world-deluxe/-/blob/develop/LICENSE&quot;&gt;&lt;span style=&quot; font-family:'Noto Sans'; font-size:10pt; text-decoration: underline; color:#007af4;&quot;&gt;LICENSE&lt;/span&gt;&lt;/a&gt;&lt;span style=&quot; font-family:'Noto Sans'; font-size:10pt;&quot;&gt; file within our GitLab repository for all licensing and legal matters.&lt;/span&gt;&lt;/p&gt;
+&lt;p style=&quot; margin-top:12px; margin-bottom:12px; margin-left:0px; margin-right:0px; -qt-block-indent:0; text-indent:0px;&quot;&gt;&lt;span style=&quot; font-family:'Noto Sans'; font-size:10pt;&quot;&gt; &lt;/span&gt;&lt;/p&gt;&lt;/body&gt;&lt;/html&gt;</string>
                </property>
                <property name="textInteractionFlags">
                 <set>Qt::LinksAccessibleByKeyboard|Qt::LinksAccessibleByMouse|Qt::TextBrowserInteraction|Qt::TextSelectableByKeyboard|Qt::TextSelectableByMouse</set>
```
Left out of the diff: 4 changed lines with no effect on the pictures. The commit also changes 7 other files.
